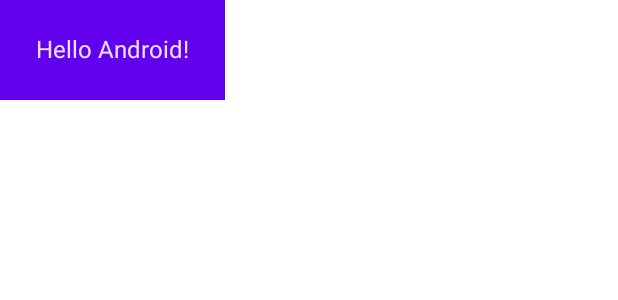
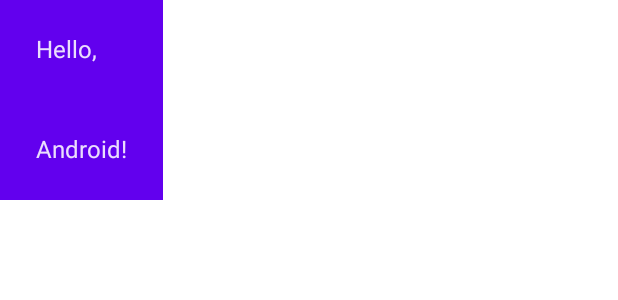
Before and after one commit to EleoXDA/JComposeBasics_KT, an Android app built with Jetpack Compose: the @Preview function DefaultPreview, on a phone screen of 412 x 824 dp. Shown: the top 300 px of the screen. Run offline under Robolectric (Android 15) with nearby library versions, the phone set to English and light mode, and no system bars.

Commit message:
Add a column to text

```diff
--- a/app/src/main/java/eu/eleo/jcomposebasics/MainActivity.kt
+++ b/app/src/main/java/eu/eleo/jcomposebasics/MainActivity.kt
@@ -3,6 +3,7 @@ package eu.eleo.jcomposebasics
 import android.os.Bundle
 import androidx.activity.ComponentActivity
 import androidx.activity.compose.setContent
+import androidx.compose.foundation.layout.Column
 import androidx.compose.foundation.layout.fillMaxSize
 import androidx.compose.foundation.layout.padding
 import androidx.compose.material.MaterialTheme
@@ -35,7 +36,10 @@ class MainActivity : ComponentActivity() {
 @Composable
 private fun Greeting(name: String) {
     Surface(color = MaterialTheme.colors.primary) {
-        Text (text = "Hello $name!", modifier = Modifier.padding(24.dp))
+    Column {
+        Text(text = "Hello,", modifier = Modifier.padding(24.dp))
+        Text(text = "$name!", modifier = Modifier.padding(24.dp))
+    }
     }
 }
 @Composable
```
